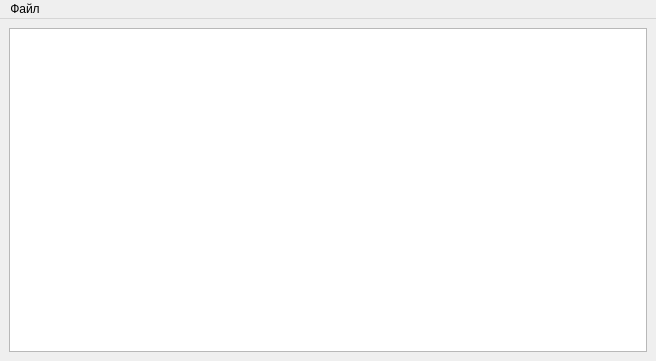
This is mainwindow.ui in RomanB51/Interface as Qt 5 draws it before an edit. The edited form follows.
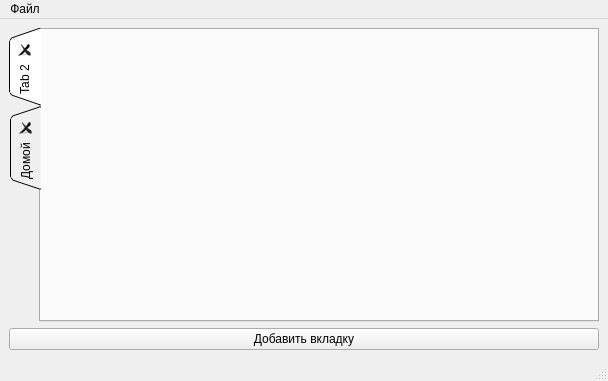
This is the edited form. Icons and pictures are not drawn.

Diff of the .ui file:
```diff
--- a/mainwindow.ui
+++ b/mainwindow.ui
@@ -6,8 +6,8 @@
    <rect>
     <x>0</x>
     <y>0</y>
-    <width>656</width>
-    <height>361</height>
+    <width>608</width>
+    <height>381</height>
    </rect>
   </property>
   <property name="windowTitle">
@@ -16,7 +16,53 @@
   <widget class="QWidget" name="centralwidget">
    <layout class="QVBoxLayout" name="verticalLayout">
     <item>
-     <widget class="QTextEdit" name="textEdit"/>
+     <widget class="QTabWidget" name="tabWidget">
+      <property name="tabPosition">
+       <enum>QTabWidget::West</enum>
+      </property>
+      <property name="tabShape">
+       <enum>QTabWidget::Triangular</enum>
+      </property>
+      <property name="currentIndex">
+       <number>0</number>
+      </property>
+      <property name="iconSize">
+       <size>
+        <width>20</width>
+        <height>20</height>
+       </size>
+      </property>
+      <property name="tabsClosable">
+       <bool>true</bool>
+      </property>
+      <property name="movable">
+       <bool>true</bool>
+      </property>
+      <widget class="QWidget" name="tab_2">
+       <attribute name="title">
+        <string>Tab 2</string>
+       </attribute>
+      </widget>
+      <widget class="QWidget" name="tab">
+       <attribute name="icon">
+        <iconset resource="new_recources.qrc">
+         <normaloff>:/Picture/Password.jpg</normaloff>:/Picture/Password.jpg</iconset>
+       </attribute>
+       <attribute name="title">
+        <string notr="true">Домой</string>
+       </attribute>
+       <attribute name="toolTip">
+        <string>Текст высплывающей подсказки</string>
+       </attribute>
+      </widget>
+     </widget>
+    </item>
+    <item>
+     <widget class="QPushButton" name="pushButton">
+      <property name="text">
+       <string>Добавить вкладку</string>
+      </property>
+     </widget>
     </item>
    </layout>
   </widget>
@@ -25,7 +71,7 @@
     <rect>
      <x>0</x>
      <y>0</y>
-     <width>656</width>
+     <width>608</width>
      <height>22</height>
     </rect>
    </property>
@@ -36,6 +82,7 @@
    </widget>
    <addaction name="menu"/>
   </widget>
+  <widget class="QStatusBar" name="statusBar"/>
   <action name="action">
    <property name="icon">
     <iconset>
```
Left out of the diff: 4 changed lines with no effect on the pictures.
